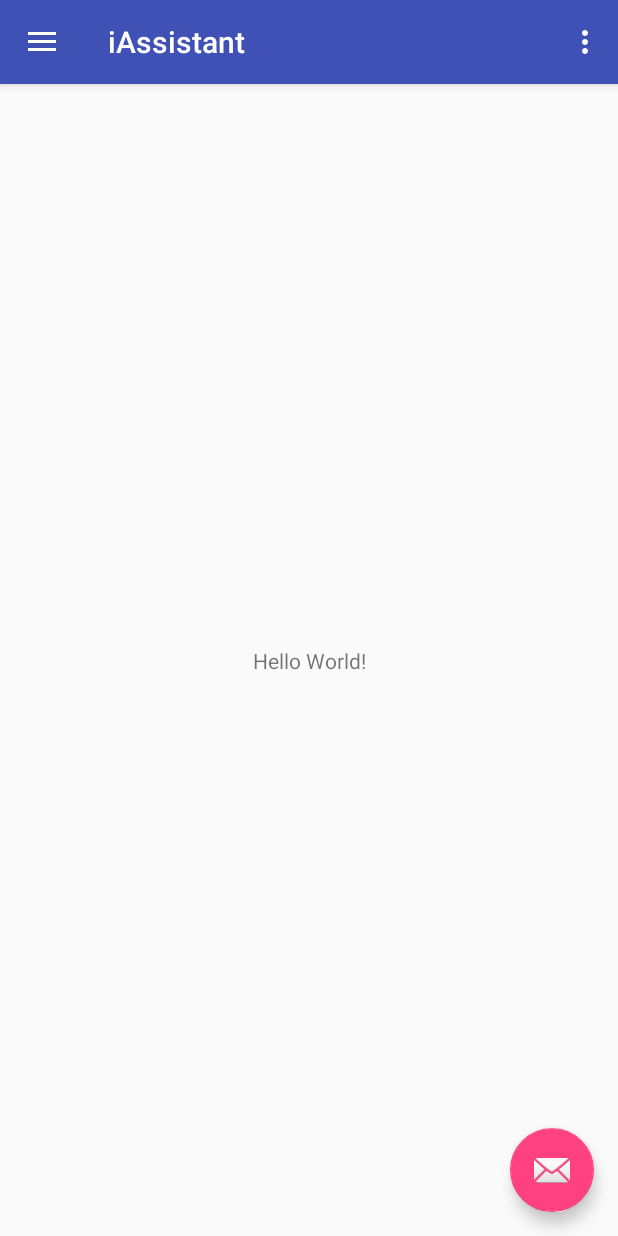
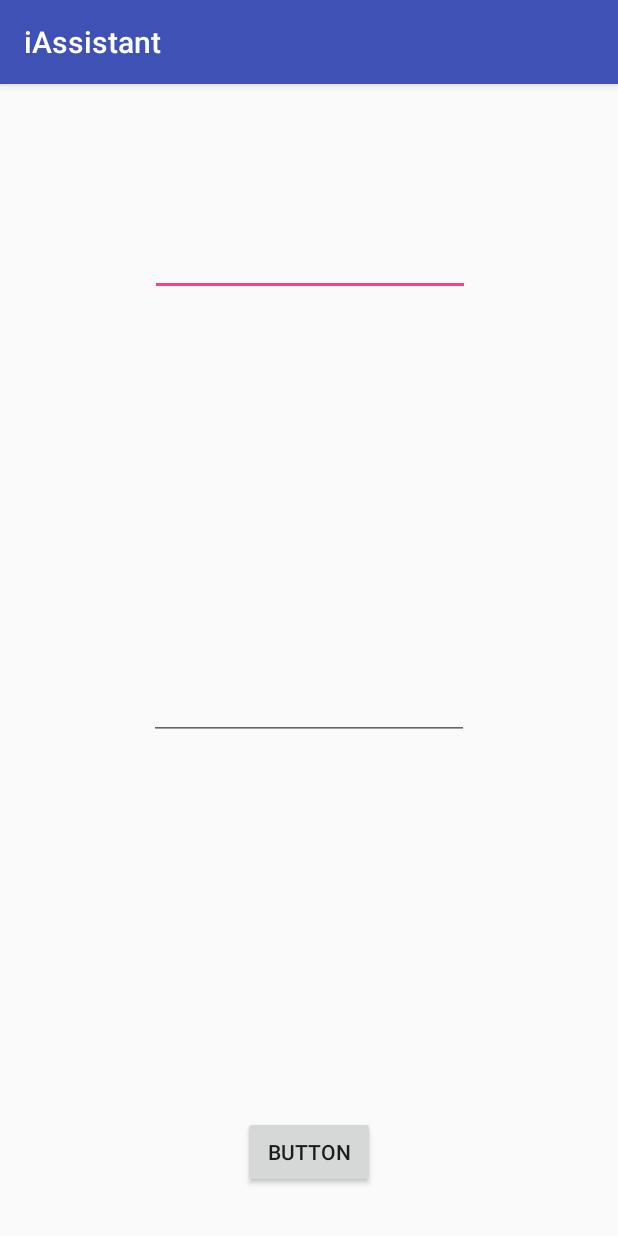
Before and after one commit to dacquaviva/iAssistant, an Android app: the screen it shows after launch (MainActivity before the commit, LoginActivity after it), on a phone screen of 412 x 824 dp. Run offline under Robolectric (Android 15) with nearby library versions, the phone set to English and light mode, and no system bars; our stand-ins replace Firebase (no records; nobody signed in at launch, a user with empty details on screens opened directly).

Commit message:
Completato log in

```diff
--- a/app/src/main/AndroidManifest.xml
+++ b/app/src/main/AndroidManifest.xml
@@ -13,13 +13,15 @@
             android:name=".MainActivity"
             android:label="@string/app_name"
             android:theme="@style/AppTheme.NoActionBar">
+
+        </activity>
+        <activity android:name=".LoginActivity">
             <intent-filter>
                 <action android:name="android.intent.action.MAIN" />
 
                 <category android:name="android.intent.category.LAUNCHER" />
             </intent-filter>
         </activity>
-        <activity android:name=".LoginActivity"></activity>
     </application>
 
 </manifest>
--- a/app/src/main/java/gruppo_20/iassistant/LoginActivity.java
+++ b/app/src/main/java/gruppo_20/iassistant/LoginActivity.java
@@ -1,13 +1,92 @@
 package gruppo_20.iassistant;
 
+import android.content.Intent;
+import android.support.annotation.NonNull;
 import android.support.v7.app.AppCompatActivity;
 import android.os.Bundle;
+import android.text.TextUtils;
+import android.util.Log;
+import android.view.View;
+import android.widget.Button;
+import android.widget.EditText;
+import android.widget.Toast;
+
+import com.google.android.gms.tasks.OnCompleteListener;
+import com.google.android.gms.tasks.Task;
+import com.google.firebase.auth.AuthResult;
+import com.google.firebase.auth.FirebaseAuth;
+import com.google.firebase.auth.FirebaseUser;
 
 public class LoginActivity extends AppCompatActivity {
+
+    private EditText emailView;
+    private EditText pswView;
+    private Button logButton;
+    private FirebaseAuth mAuth;
 
     @Override
     protected void onCreate(Bundle savedInstanceState) {
         super.onCreate(savedInstanceState);
         setContentView(R.layout.activity_login);
+
+        emailView = (EditText)findViewById(R.id.emailText);
+        pswView = (EditText)findViewById(R.id.passwordText);
+        logButton = (Button)findViewById(R.id.logButton);
+
+        mAuth = FirebaseAuth.getInstance();
+
+
+        if (mAuth.getCurrentUser() != null) {
+            startActivity(new Intent(LoginActivity.this, MainActivity.class));
+            finish();
+        }
+
+
+        logButton.setOnClickListener(new View.OnClickListener() {
+            @Override
+            public void onClick(View v) {
+                String email = emailView.getText().toString();
+                final String password = pswView.getText().toString();
+
+                if (TextUtils.isEmpty(email)) {
+                    Toast.makeText(getApplicationContext(), "Inserire Email!", Toast.LENGTH_SHORT).show();
+                    return;
+                }
+
+                if (TextUtils.isEmpty(password)) {
+                    Toast.makeText(getApplicationContext(), "Inserire password!", Toast.LENGTH_SHORT).show();
+                    return;
+                }
+
+
+                //authenticate user
+                mAuth.signInWithEmailAndPassword(email, password)
+                        .addOnCompleteListener(LoginActivity.this, new OnCompleteListener<AuthResult>() {
+                            @Override
+                            public void onComplete(@NonNull Task<AuthResult> task) {
+                                // If sign in fails, display a message to the user. If sign in succeeds
+                                // the auth state listener will be notified and logic to handle the
+                                // signed in user can be handled in the listener.
+
+                                if (!task.isSuccessful()) {
+                                    // there was an error
+
+                                        Toast.makeText(LoginActivity.this, "Autenticazione fallita", Toast.LENGTH_LONG).show();
+
+                                } else {
+                                    FirebaseUser user = mAuth.getCurrentUser();
+                                    Intent intent = new Intent(LoginActivity.this, MainActivity.class);
+                                    intent.putExtra("user",user.getEmail());
+                                    startActivity(intent);
+                                    finish();
+                                }
+                            }
+                        });
+
+
+            }
+        });
     }
+
+
 }
--- a/app/src/main/res/layout/activity_login.xml
+++ b/app/src/main/res/layout/activity_login.xml
@@ -6,4 +6,45 @@
     android:layout_height="match_parent"
     tools:context=".LoginActivity">
 
+    <EditText
+        android:id="@+id/emailText"
+        android:layout_width="wrap_content"
+        android:layout_height="wrap_content"
+        android:layout_marginEnd="8dp"
+        android:layout_marginStart="8dp"
+        android:layout_marginTop="96dp"
+        android:ems="10"
+        android:inputType="textEmailAddress"
+        app:layout_constraintEnd_toEndOf="parent"
+        app:layout_constraintHorizontal_bias="0.503"
+        app:layout_constraintStart_toStartOf="parent"
+        app:layout_constraintTop_toTopOf="parent" />
+
+    <EditText
+        android:id="@+id/passwordText"
+        android:layout_width="wrap_content"
+        android:layout_height="wrap_content"
+        android:layout_marginBottom="8dp"
+        android:layout_marginEnd="8dp"
+        android:layout_marginStart="8dp"
+        android:layout_marginTop="8dp"
+        android:ems="10"
+        android:inputType="textPassword"
+        app:layout_constraintBottom_toTopOf="@+id/logButton"
+        app:layout_constraintEnd_toEndOf="parent"
+        app:layout_constraintStart_toStartOf="parent"
+        app:layout_constraintTop_toBottomOf="@+id/emailText" />
+
+    <Button
+        android:id="@+id/logButton"
+        android:layout_width="wrap_content"
+        android:layout_height="wrap_content"
+        android:layout_marginBottom="32dp"
+        android:layout_marginEnd="8dp"
+        android:layout_marginStart="8dp"
+        android:text="Button"
+        app:layout_constraintBottom_toBottomOf="parent"
+        app:layout_constraintEnd_toEndOf="parent"
+        app:layout_constraintStart_toStartOf="parent" />
+
 </android.support.constraint.ConstraintLayout>
--- a/app/src/main/res/layout/content_main.xml
+++ b/app/src/main/res/layout/content_main.xml
@@ -9,6 +9,7 @@
     tools:showIn="@layout/app_bar_main">
 
     <TextView
+        android:id="@+id/emailUser"
         android:layout_width="wrap_content"
         android:layout_height="wrap_content"
         android:text="Hello World!"
```
Also changed, not shown: app/src/main/java/gruppo_20/iassistant/MainActivity.java (+10 -0 lines).
